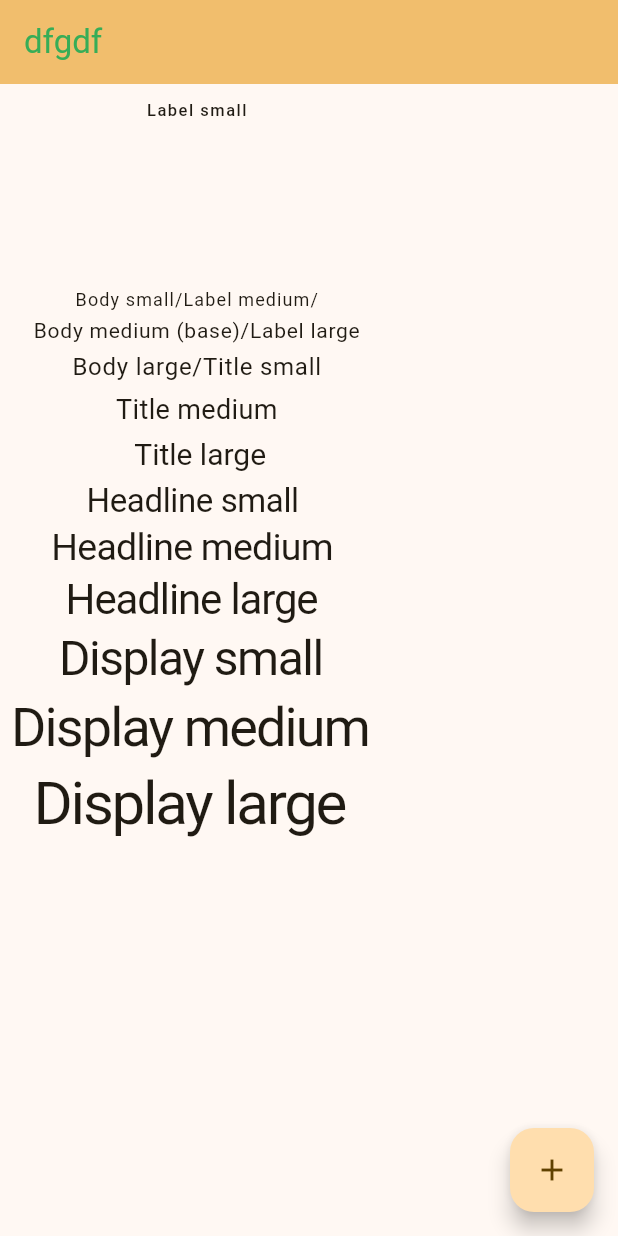
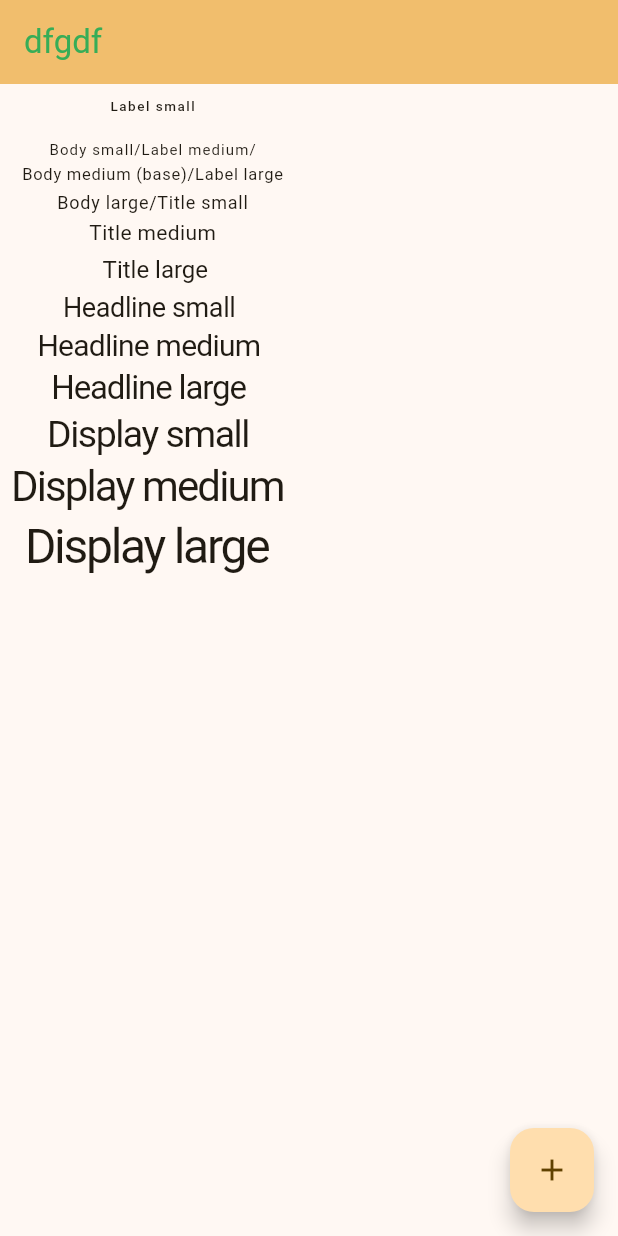
Before and after one commit to The-Artista/artista_config, a Flutter app: the screen it shows after launch, on a phone screen of 412 x 824 dp. Run offline on Flutter 3.47's test engine with Material 2 defaults, Android fonts, the phone set to English and light mode, and no system bars; our stand-ins replace get_it.

```diff
--- a/example/lib/main.dart
+++ b/example/lib/main.dart
@@ -15,11 +15,18 @@ class MyApp extends StatelessWidget {
   // This widget is the root of your application.
   @override
   Widget build(BuildContext context) {
-    final gg = getArtistaConfig<ArtistaConfig>();
+    final gg = artista<ArtistaConfig>();
     gg.setConfig(ArtistaConfigModel(
       colors: ArtistaColorModel(danger: Colors.brown),
-      spacing: SpacinConfig(baseUnit: 12)
+      spacing: SpacinConfig(baseUnit: 12),
+      typograpy: TypograpyConfig(
+        fontColor: Colors.red,
+        baseFont: 11,
+        lineHeightRatio: 1.2
+      ),
     ));
+
+    final fddf = InverseBW();
     return MaterialApp(
       title: 'fdg',
       theme: ThemeData(
@@ -38,7 +45,8 @@ class MyApp extends StatelessWidget {
         //
         // This works for code too, not just values: Most code changes can be
         // tested with just a hot reload.
-        colorScheme: ColorScheme.fromSeed(seedColor: gg.config.colors!.warning!.shade50),
+        colorScheme:
+            ColorScheme.fromSeed(seedColor: gg.config.colors!.warning!.shade50),
         useMaterial3: true,
       ),
       home: MyHomePage(title: 'd'),
@@ -87,8 +95,8 @@ class _MyHomePageState extends State<MyHomePage> {
     // fast, so that you can just rebuild anything that needs updating rather
     // than having to individually change instances of widgets.
 
-    final ddgg = getArtistaConfig<ArtistaConfig>();
-    /*print(ddgg.config.typograpy?.typographyRole?.labelSmall?.fontSize);
+    final ddgg = artista<ArtistaConfig>();
+    print(ddgg.config.typograpy?.typographyRole?.labelSmall?.fontSize);
     print(ddgg.config.typograpy?.typographyRole?.bodySmall?.fontSize);
     print(ddgg.config.typograpy?.typographyRole?.bodyMedium?.fontSize);
     print(ddgg.config.typograpy?.typographyRole?.bodyLarge?.fontSize);
@@ -97,7 +105,7 @@ class _MyHomePageState extends State<MyHomePage> {
     print(ddgg.config.typograpy?.typographyRole?.headlineSmall?.fontSize);
     print(ddgg.config.typograpy?.typographyRole?.headlineMedium?.fontSize);
     print(ddgg.config.typograpy?.typographyRole?.headlineLarge?.fontSize);
-    print(ddgg.config.typograpy?.typographyRole?.displaySmall?.fontSize);*/
+    print(ddgg.config.typograpy?.typographyRole?.displaySmall?.fontSize);
     print(ddgg.config.typograpy?.typographyRole?.displayMedium?.fontSize);
     print(ddgg.config.typograpy?.typographyRole?.displayLarge?.fontSize);
 
@@ -111,65 +119,116 @@ class _MyHomePageState extends State<MyHomePage> {
         // the App.build method, and use it to set our appbar title.
         title: Text(
           'dfgdf',
-          style: TextStyle(color: context.artistaColors!.success),
+          style: TextStyle(color: ddgg.config.colors?.success),
         ),
       ),
       body: Padding(
         padding: const EdgeInsets.all(8.0),
+        child: SingleChildScrollView(
           child: Column(
             children: [
               Text(
                 'Label small',
-              style: TextStyle(fontSize: ddgg.config.typograpy?.typographyRole?.labelSmall?.fontSize,letterSpacing: 1,height: 1.618,fontWeight: FontWeight.w500),
+                style: TextStyle(
+                    fontSize: ddgg
+                        .config.typograpy?.typographyRole?.labelSmall?.fontSize,
+                    letterSpacing: 1,
+                    height: 1.618,
+                    fontWeight: FontWeight.w500),
               ),
               SizedBox(
-              height: ddgg.config.spacing!.$8xl,
+                height: ddgg.config.spacing!.sm,
               ),
               Text(
                 'Body small/Label medium/',
-              style: TextStyle(fontSize: ddgg.config.typograpy?.typographyRole?.bodySmall?.fontSize, letterSpacing: .75,height: 1.618),
+                style: TextStyle(
+                    fontSize: ddgg
+                        .config.typograpy?.typographyRole?.bodySmall?.fontSize,
+                    letterSpacing: .75,
+                    height: 1.618),
               ),
               Text(
                 'Body medium	(base)/Label large',
-              style: TextStyle(fontSize: ddgg.config.typograpy?.typographyRole?.bodyMedium?.fontSize,letterSpacing: .50,height: 1.618),
+                style: TextStyle(
+                    fontSize: ddgg
+                        .config.typograpy?.typographyRole?.bodyMedium?.fontSize,
+                    letterSpacing: .50,
+                    height: 1.618),
               ),
               Text(
                 'Body large/Title small',
-              style: TextStyle(fontSize: ddgg.config.typograpy?.typographyRole?.bodyLarge?.fontSize,letterSpacing: .50,height: 1.618),
+                style: TextStyle(
+                    fontSize: ddgg
+                        .config.typograpy?.typographyRole?.bodyLarge?.fontSize,
+                    letterSpacing: .50,
+                    height: 1.618),
               ),
               Text(
                 'Title medium',
-              style: TextStyle(fontSize: ddgg.config.typograpy?.typographyRole?.titleMedium?.fontSize,letterSpacing: .25,height: 1.618),
+                style: TextStyle(
+                    fontSize: ddgg
+                        .config.typograpy?.typographyRole?.titleMedium?.fontSize,
+                    letterSpacing: .25,
+                    height: 1.618),
               ),
               Text(
                 '	Title large',
-              style: TextStyle(fontSize: ddgg.config.typograpy?.typographyRole?.titleLarge?.fontSize,letterSpacing: 0,height: 1.618),
+                style: TextStyle(
+                    fontSize: ddgg
+                        .config.typograpy?.typographyRole?.titleLarge?.fontSize,
+                    letterSpacing: 0,
+                    height: 1.618),
               ),
               Text(
                 'Headline small	',
-              style: TextStyle(fontSize: ddgg.config.typograpy?.typographyRole?.headlineSmall?.fontSize,letterSpacing: -0.25,height: 1.33),
+                style: TextStyle(
+                    fontSize: ddgg.config.typograpy?.typographyRole?.headlineSmall
+                        ?.fontSize,
+                    letterSpacing: -0.25,
+                    height: 1.33),
               ),
               Text(
                 'Headline medium	',
-              style: TextStyle(fontSize: ddgg.config.typograpy?.typographyRole?.headlineMedium?.fontSize,letterSpacing: -0.50,height: 1.33),
+                style: TextStyle(
+                    fontSize: ddgg.config.typograpy?.typographyRole
+                        ?.headlineMedium?.fontSize,
+                    letterSpacing: -0.50,
+                    height: 1.33),
               ),
               Text(
                 'Headline large	',
-              style: TextStyle(fontSize: ddgg.config.typograpy?.typographyRole?.headlineLarge?.fontSize,letterSpacing: -0.75,height: 1.33),
+                style: TextStyle(
+                    fontSize: ddgg.config.typograpy?.typographyRole?.headlineLarge
+                        ?.fontSize,
+                    letterSpacing: -0.75,
+                    height: 1.33),
               ),
               Text(
                 'Display small	',
-              style: TextStyle(fontSize: ddgg.config.typograpy?.typographyRole?.displaySmall?.fontSize,letterSpacing: -1,height: 1.33),
+                style: TextStyle(
+                    fontSize: ddgg
+                        .config.typograpy?.typographyRole?.displaySmall?.fontSize,
+                    letterSpacing: -1,
+                    height: 1.33),
               ),
               Text(
                 'Display medium	',
-              style: TextStyle(fontSize: ddgg.config.typograpy?.typographyRole?.displayMedium?.fontSize,letterSpacing: -1.25,height: 1.33),
+                style: TextStyle(
+                    fontSize: ddgg.config.typograpy?.typographyRole?.displayMedium
+                        ?.fontSize,
+                    letterSpacing: -1.25,
+                    height: 1.33),
               ),
               Text(
                 'Display large	',
-              style: TextStyle(fontSize: ddgg.config.typograpy?.typographyRole?.displayLarge?.fontSize,letterSpacing: -1.50,height: 1.33),
+                style: TextStyle(
+                    fontSize: ddgg
+                        .config.typograpy?.typographyRole?.displayLarge?.fontSize,
+                    letterSpacing: -1.50,
+                    height: 1.33),
               ),
             ],
+          ),
         ),
       ),
       floatingActionButton: FloatingActionButton(
--- a/lib/artista_config.dart
+++ b/lib/artista_config.dart
@@ -4,5 +4,4 @@ library artista_config;
 export 'src/artista_config.dart';
 export 'src/config_injector.dart';
 export 'src/model/models.dart';
-export 'src/utils/extenstion.dart';
 export 'src/utils/color.dart';
--- a/lib/src/config_injector.dart
+++ b/lib/src/config_injector.dart
@@ -1,8 +1,8 @@
 import 'package:artista_config/artista_config.dart';
 import 'package:get_it/get_it.dart';
 
-GetIt getArtistaConfig = GetIt.instance;
+GetIt artista = GetIt.instance;
 
 Future<void> initializeArtista() async {
-  getArtistaConfig.registerSingleton<ArtistaConfig>(const ArtistaConfig());
+  artista.registerSingleton<ArtistaConfig>(const ArtistaConfig());
 }
```
Also changed, not shown: lib/src/utils/extenstion.dart (deleted, +0 -49 lines). Lines whose indentation alone changed are shown as unchanged.
